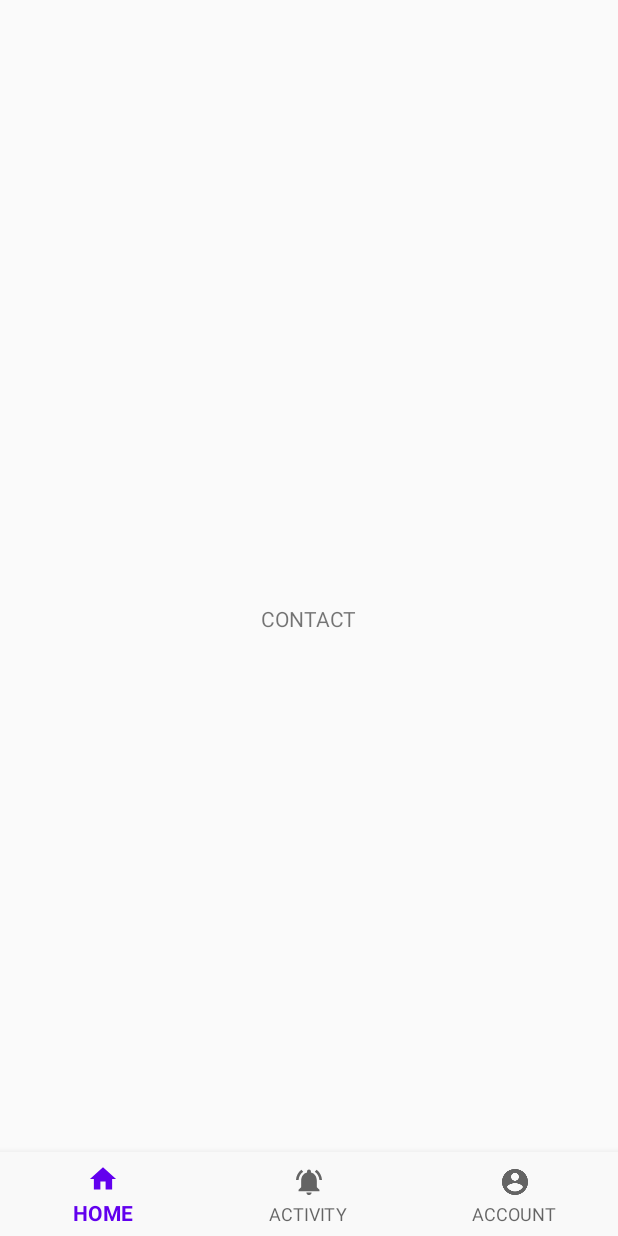
After one commit to lazyKT/SingBike, an Android app: the fragment ContactFragment placed in its activity, on a phone screen of 412 x 824 dp. The commit adds this screen. Run offline under Robolectric (Android 15) with nearby library versions, the phone set to English and light mode, and no system bars.

Commit message:
Add onClickListener to Account Options

```diff
--- /dev/null
+++ b/app/src/main/java/com/example/singbike/Fragments/AccountTab/ContactFragment.java
@@ -0,0 +1,13 @@
+package com.example.singbike.Fragments.AccountTab;
+
+import androidx.fragment.app.Fragment;
+
+import com.example.singbike.R;
+
+public class ContactFragment extends Fragment {
+
+    public ContactFragment () {
+        super (R.layout.fragment_contact);
+    }
+
+}
--- /dev/null
+++ b/app/src/main/res/layout/fragment_contact.xml
@@ -0,0 +1,18 @@
+<?xml version="1.0" encoding="utf-8"?>
+<androidx.constraintlayout.widget.ConstraintLayout
+    xmlns:android="http://schemas.android.com/apk/res/android"
+    xmlns:app="http://schemas.android.com/apk/res-auto"
+    xmlns:tools="http://schemas.android.com/tools"
+    android:layout_width="match_parent"
+    android:layout_height="match_parent">
+
+    <TextView
+        android:id="@+id/textView8"
+        android:layout_width="wrap_content"
+        android:layout_height="wrap_content"
+        android:text="@string/contact"
+        app:layout_constraintBottom_toBottomOf="parent"
+        app:layout_constraintEnd_toEndOf="parent"
+        app:layout_constraintStart_toStartOf="parent"
+        app:layout_constraintTop_toTopOf="parent" />
+</androidx.constraintlayout.widget.ConstraintLayout>
--- a/app/src/main/res/layout/option_item.xml
+++ b/app/src/main/res/layout/option_item.xml
@@ -11,7 +11,7 @@
         android:layout_width="match_parent"
         android:layout_height="wrap_content"
         android:textSize="15sp"
-        android:textStyle="bold" />
+        android:textStyle="bold|italic" />
 
     <View
         style="@style/HorizontalDivider"
--- a/app/src/main/res/values/strings.xml
+++ b/app/src/main/res/values/strings.xml
@@ -27,7 +27,12 @@
     <string name="change_pwd">Change Password</string>
     <string name="update">UPDATE PROFILE</string>
 
-    <!-- account tab options -->
+    <!-- account options -->
+    <string name="contact">CONTACT</string>
+    <string name="wallet">WALLET</string>
+    <string name="achievements">ACHIEVEMENTS</string>
+
+    <!-- account tab options array -->
     <string-array name="account_options">
         <item>ACHIEVEMENTS</item>
         <item>WALLET</item>
```
Also changed, not shown: app/src/main/java/com/example/singbike/Adapters/OptionsRecyclerViewAdapter.java (+26 -6 lines), app/src/main/java/com/example/singbike/Fragments/AccountFragment.java (+46 -2 lines), app/src/main/java/com/example/singbike/Fragments/AccountTab/AchievementsFragment.java (added, +13 -0 lines), app/src/main/java/com/example/singbike/Fragments/AccountTab/WalletFragment.java (added, +14 -0 lines), app/src/main/res/layout/fragment_achievement.xml (added, +18 -0 lines), app/src/main/res/layout/fragment_wallet.xml (added, +18 -0 lines).
